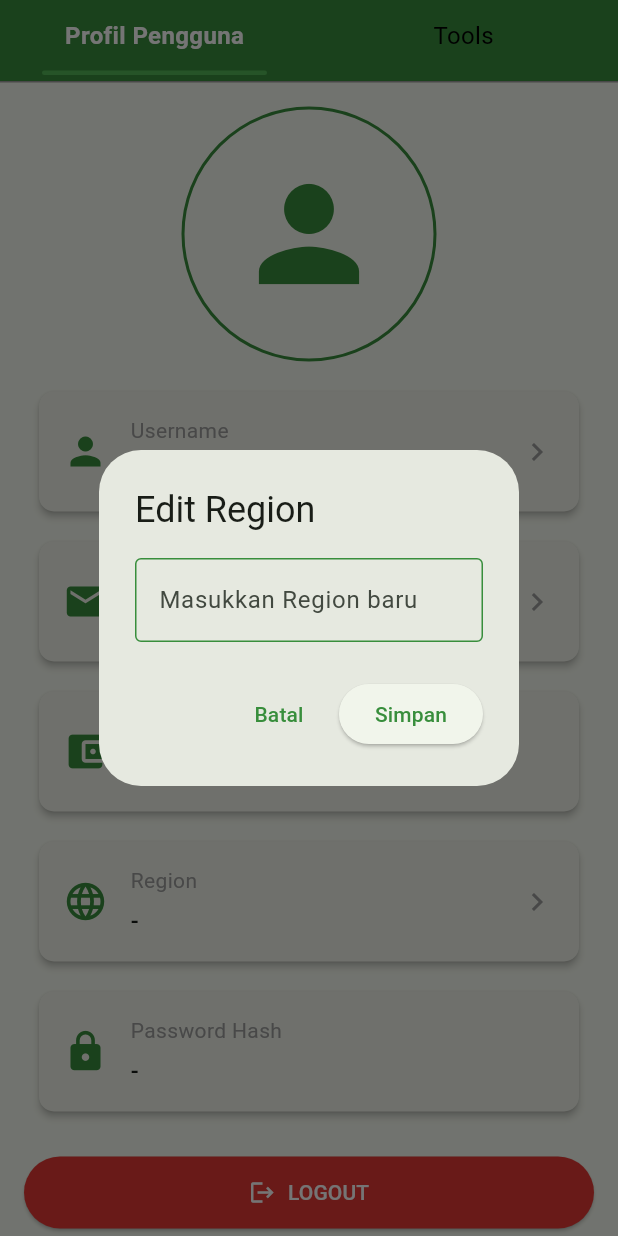
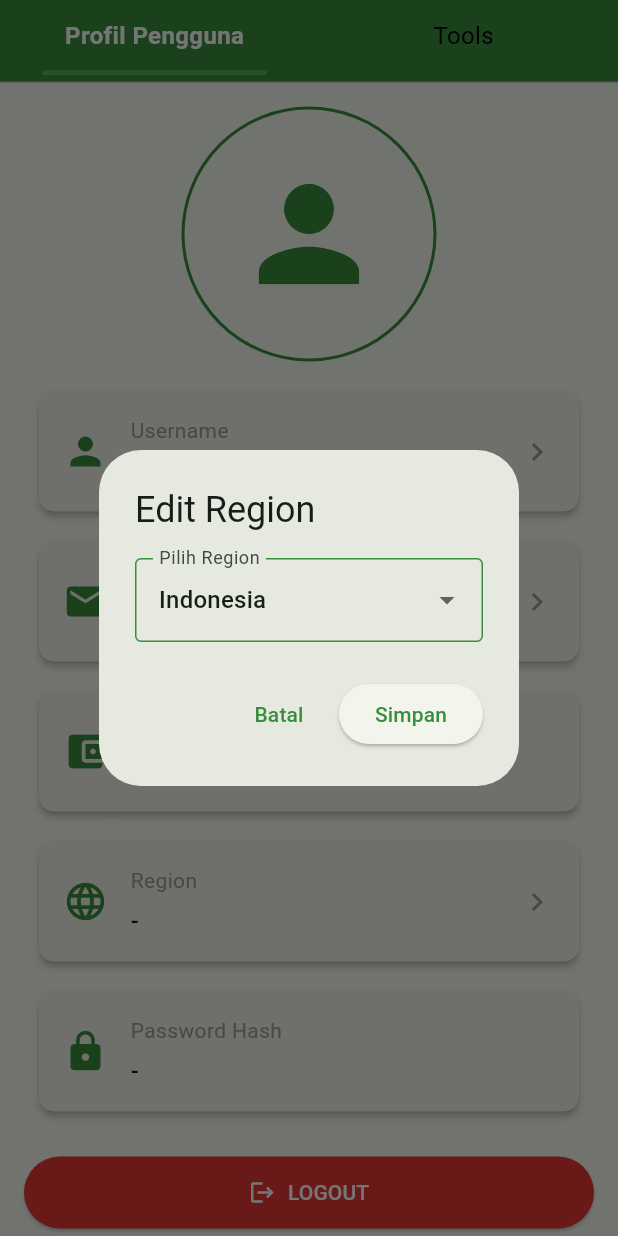
Before and after one commit to ARiP001/Hotel-Mobile, a Flutter app: the ProfilPage screen opened directly, after a tap on "Region", on a phone screen of 412 x 824 dp. Run offline on Flutter 3.47's test engine with Material 3 defaults, Android fonts, the phone set to English and light mode, and no system bars; our stand-ins replace cached_network_image, flutter_local_notifications, geolocator, google_maps_flutter, hive, hive_flutter and 6 more; accounts and stored records are empty; network calls fail.

Commit message:
some changes

```diff
--- a/lib/pages/bookmark_page.dart
+++ b/lib/pages/bookmark_page.dart
@@ -74,6 +74,7 @@ class _BookmarkPageState extends State<BookmarkPage> {
         title: const Text('Bookmark Hotel'),
         backgroundColor: const Color(0xFF388E3C),
         foregroundColor: Colors.white,
+        centerTitle: true,
       ),
       body: _isLoading
           ? const Center(child: CircularProgressIndicator())
--- a/lib/pages/hotel_list.dart
+++ b/lib/pages/hotel_list.dart
@@ -266,6 +266,7 @@ class _MainMenuPageState extends State<MainMenuPage> {
       appBar: AppBar(
         backgroundColor: const Color(0xFF388E3C),
         title: const Text('Daftar Hotel', style: TextStyle(color: Colors.white)),
+        centerTitle: true,
         actions: [
           IconButton(
             icon: const Icon(Icons.map, color: Colors.white),
--- a/lib/pages/profil_page.dart
+++ b/lib/pages/profil_page.dart
@@ -132,14 +132,28 @@ class _ProfilPageState extends State<ProfilPage> {
     final controller = TextEditingController(text: currentValue);
     String label = field == 'username' ? 'Username' : field == 'email' ? 'Email' : 'Region';
     final prefs = await SharedPreferences.getInstance();
+    String tempRegion = currentValue;
     await showDialog(
       context: context,
       builder: (context) => AlertDialog(
         title: Text('Edit $label'),
-        content: TextField(
-          controller: controller,
-          decoration: InputDecoration(labelText: 'Masukkan $label baru'),
-        ),
+        content: field == 'region'
+            ? DropdownButtonFormField<String>(
+                value: tempRegion.isNotEmpty ? tempRegion : 'indo',
+                items: const [
+                  DropdownMenuItem(value: 'indo', child: Text('Indonesia')),
+                  DropdownMenuItem(value: 'us', child: Text('United States')),
+                  DropdownMenuItem(value: 'europe', child: Text('Europe')),
+                ],
+                onChanged: (val) {
+                  tempRegion = val ?? 'indo';
+                },
+                decoration: const InputDecoration(labelText: 'Pilih Region'),
+              )
+            : TextField(
+                controller: controller,
+                decoration: InputDecoration(labelText: 'Masukkan $label baru'),
+              ),
         actions: [
           TextButton(
             onPressed: () => Navigator.pop(context),
@@ -147,7 +161,7 @@ class _ProfilPageState extends State<ProfilPage> {
           ),
           ElevatedButton(
             onPressed: () async {
-              final newValue = controller.text.trim();
+              final newValue = field == 'region' ? tempRegion : controller.text.trim();
               if (newValue.isNotEmpty) {
                 final username = _username;
                 if (field == 'username' && username != null) {
--- a/lib/pages/receipt_history_page.dart
+++ b/lib/pages/receipt_history_page.dart
@@ -161,6 +161,7 @@ class _ReceiptHistoryPageState extends State<ReceiptHistoryPage> {
         title: const Text('Receipt History'),
         backgroundColor: const Color(0xFF388E3C),
         foregroundColor: Colors.white,
+        centerTitle: true,
       ),
       body: _isLoading
           ? const Center(child: CircularProgressIndicator())
--- a/lib/pages/receipt_page.dart
+++ b/lib/pages/receipt_page.dart
@@ -64,8 +64,10 @@ class _ReceiptPageState extends State<ReceiptPage> {
 
     return Scaffold(
       appBar: AppBar(
-        title: const Text('Bukti Pemesanan'),
+        title: const Text('Bukti Pemesanan', style: TextStyle(color: Colors.white)),
         backgroundColor: const Color(0xFF388E3C),
+        centerTitle: true,
+        // iconTheme: const IconThemeData(color: Color(0xFF388E3C)),
       ),
       body: SingleChildScrollView(
         child: Padding(
@@ -131,7 +133,7 @@ class _ReceiptPageState extends State<ReceiptPage> {
                     child: ElevatedButton(
                       child: const Text('Download PDF'),
                       style: ElevatedButton.styleFrom(
-                        backgroundColor: Colors.red,
+                        backgroundColor: Colors.blue,
                         foregroundColor: Colors.white,
                         padding: const EdgeInsets.symmetric(horizontal: 32, vertical: 16),
                         textStyle: const TextStyle(fontSize: 18, fontWeight: FontWeight.bold),
```
Also changed, not shown: lib/pages/hotel_detail_page.dart (+17 -0 lines), lib/pages/login_page.dart (+8 -7 lines), lib/pages/register_page.dart (+22 -10 lines), lib/pages/tracking_page.dart (+9 -1 lines).
